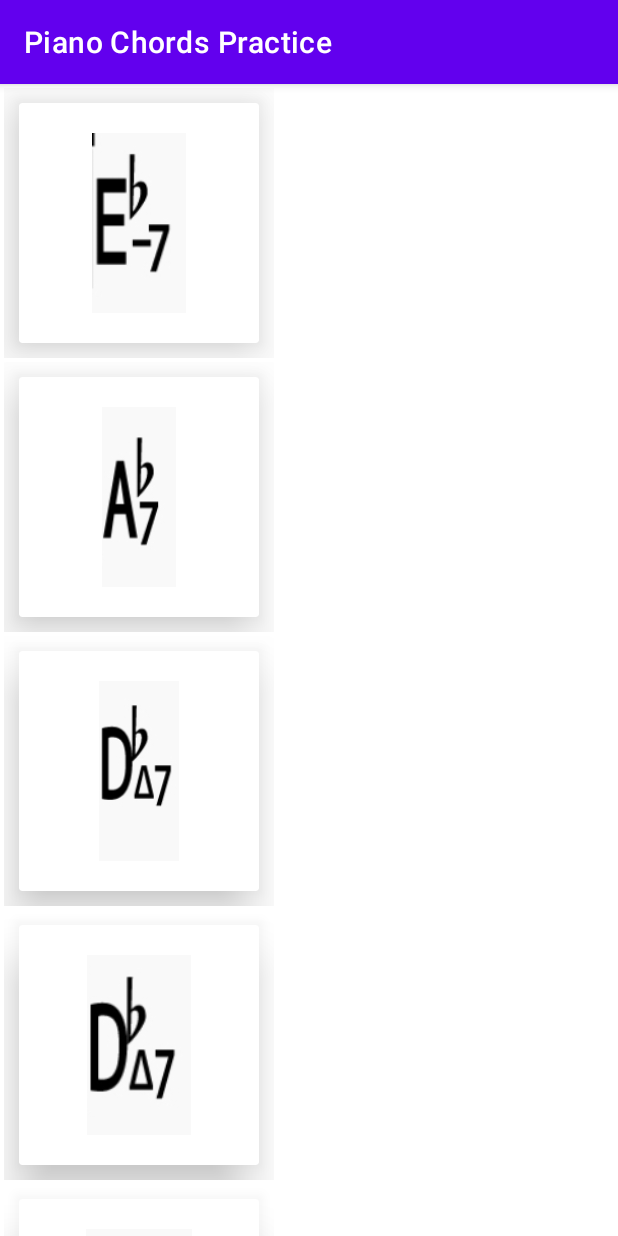
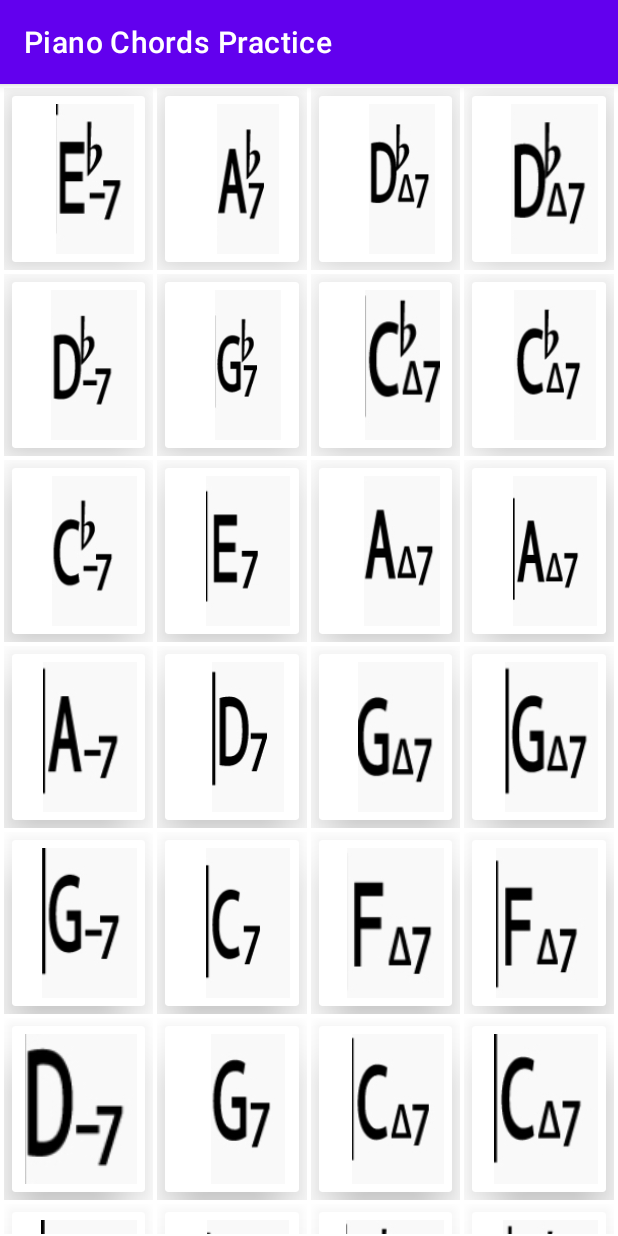
Before and after one commit to mariaanko/Piano-Chords-Practice, an Android app: the screen it shows after launch (MainActivity), on a phone screen of 412 x 824 dp. Run offline under Robolectric (Android 15) with nearby library versions, the phone set to English and light mode, and no system bars.

Commit message:
columns fixed

```diff
--- a/app/src/main/java/com/wodpress/mariaanko/pianochordspractice/MainActivity.java
+++ b/app/src/main/java/com/wodpress/mariaanko/pianochordspractice/MainActivity.java
@@ -1,6 +1,7 @@
 package com.wodpress.mariaanko.pianochordspractice;
 
 import androidx.appcompat.app.AppCompatActivity;
+import androidx.recyclerview.widget.GridLayoutManager;
 import androidx.recyclerview.widget.LinearLayoutManager;
 import androidx.recyclerview.widget.RecyclerView;
 
@@ -18,7 +19,7 @@ public class MainActivity extends AppCompatActivity {
         setContentView(R.layout.activity_main);
 
         RecyclerView recyclerView = (RecyclerView) findViewById(R.id.recyclerView);
-        LinearLayoutManager linearLayoutManager = new LinearLayoutManager(getApplicationContext());
+        GridLayoutManager linearLayoutManager = new GridLayoutManager(getApplicationContext(), 4);
         recyclerView.setLayoutManager(linearLayoutManager);
         ChordsAdapter.ItemOffsetDecoration itemDecoration = new ChordsAdapter.ItemOffsetDecoration(this, R.dimen.item_offset);
         recyclerView.addItemDecoration(itemDecoration);
--- a/app/src/main/res/layout/activity_main.xml
+++ b/app/src/main/res/layout/activity_main.xml
@@ -8,13 +8,11 @@
 
     <androidx.recyclerview.widget.RecyclerView
         android:id="@+id/recyclerView"
-        android:layout_width="match_parent"
-        android:layout_height="match_parent"
+        android:layout_width="fill_parent"
+        android:layout_height="fill_parent"
+        android:padding="@dimen/item_offset"
         app:layout_constraintBottom_toBottomOf="parent"
         app:layout_constraintEnd_toEndOf="parent"
         app:layout_constraintStart_toStartOf="parent"
-        app:layout_constraintTop_toTopOf="parent"
-        android:padding="@dimen/item_offset"
-        android:clipToPadding="false"/>
-
+        app:layout_constraintTop_toTopOf="parent" />
 </androidx.constraintlayout.widget.ConstraintLayout>
--- a/app/src/main/res/layout/row_layout.xml
+++ b/app/src/main/res/layout/row_layout.xml
@@ -1,33 +1,27 @@
 <?xml version="1.0" encoding="utf-8"?>
-<androidx.appcompat.widget.LinearLayoutCompat xmlns:android="http://schemas.android.com/apk/res/android"
+<LinearLayout xmlns:android="http://schemas.android.com/apk/res/android"
     xmlns:card_view="http://schemas.android.com/apk/res-auto"
     xmlns:tools="http://schemas.android.com/tools"
     android:layout_width="wrap_content"
-    android:layout_height="wrap_content">
-
+    android:layout_height="wrap_content"
+    android:orientation="horizontal"
+    android:weightSum="1">
 
         <androidx.cardview.widget.CardView
             android:id="@+id/card_view"
-        android:layout_width="wrap_content"
+            android:layout_width="0dp"
             android:layout_height="wrap_content"
-        android:layout_margin="10dp"
+            android:layout_margin="5dp"
+            android:layout_weight="1"
             card_view:cardElevation="20dp"
-        card_view:contentPadding="20dp"
+            card_view:contentPadding="5dp"
             tools:ignore="MissingConstraints">
-
-        <RelativeLayout
-            android:layout_width="wrap_content"
-            android:layout_height="wrap_content"
-            android:layout_gravity="center">
 
                 <ImageView
                     android:id="@+id/image"
-                android:layout_width="120dp"
-                android:layout_height="120dp"
+                    android:layout_width="100dp"
+                    android:layout_height="100dp"
                     android:src="@drawable/ic_launcher_background" />
-
-        </RelativeLayout>
-
         </androidx.cardview.widget.CardView>
 
-</androidx.appcompat.widget.LinearLayoutCompat>
+</LinearLayout>
```
Lines whose indentation alone changed are shown as unchanged.
